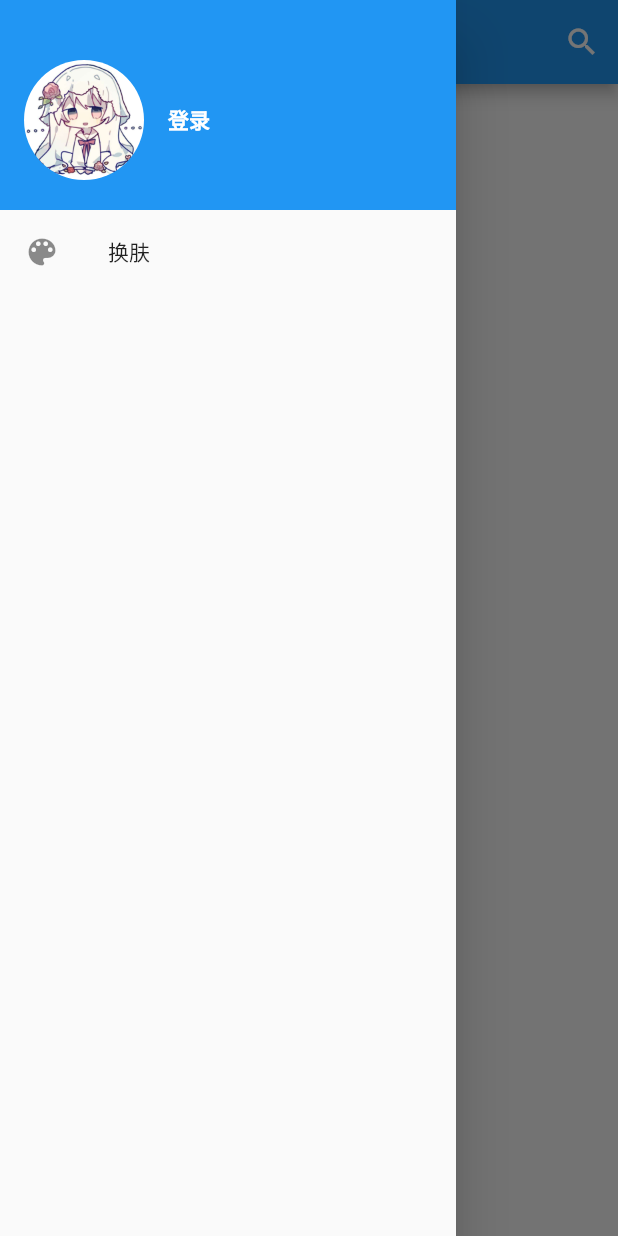
After one commit to AzusaChino/iris-flutter, a Flutter app: the screen it shows after launch, with the side drawer open, on a phone screen of 412 x 824 dp. The commit adds this screen. Run offline on Flutter 3.47's test engine with Material 2 defaults, Android fonts, the phone set to English and light mode, and no system bars; our stand-ins replace dio, shared_preferences; missing offline and left inert: shared_preferences_web.

Commit message:
clear basic functions

```diff
--- a/lib/common/global.dart
+++ b/lib/common/global.dart
@@ -40,7 +40,6 @@ class Global {
     HttpUtil.init();
   }
 
-  static void saveProfile() {
-    _prefs.setString("profile", jsonEncode(profile.toJson()));
-  }
+  static saveProfile() =>
+      _prefs.setString("profile", jsonEncode(profile.toJson()));
 }
--- a/lib/main.dart
+++ b/lib/main.dart
@@ -28,8 +28,8 @@ class App extends StatelessWidget {
             theme: ThemeData(primarySwatch: themeModel.theme),
             home: HomePage(), // 首页
             routes: {
-              "/login": (ctx) => LoginPage(), // 登录页
-              "/themes": (ctx) => ThemeChangePage() // 主题色切换页
+              "/login": (context) => LoginPage(), // 登录页
+              "/themes": (context) => ThemeChangePage() // 主题色切换页
             },
           );
         },
--- a/lib/model/user.dart
+++ b/lib/model/user.dart
@@ -11,6 +11,7 @@ class User {
   factory User.fromJson(Map<String, dynamic> json) {
     return User()
       ..username = json['username']
+      ..email = json['email']
       ..avatar = json['avatar']
       ..vip = json['vip']
       ..status = json['status'];
--- /dev/null
+++ b/lib/ui/home/drawer.dart
@@ -0,0 +1,100 @@
+import 'package:flutter/material.dart';
+import 'package:iris/provider/user_model.dart';
+import 'package:provider/provider.dart';
+
+class MyDrawer extends StatelessWidget {
+  const MyDrawer({Key key}) : super(key: key);
+
+  @override
+  Widget build(BuildContext context) {
+    return Drawer(
+      child: MediaQuery.removePadding(
+          context: context,
+          removeTop: true,
+          child: Column(
+            crossAxisAlignment: CrossAxisAlignment.start,
+            children: [_buildHeader(), Expanded(child: _buildMenus())],
+          )),
+    );
+  }
+
+  Widget _buildHeader() {
+    return Consumer<UserModel>(
+      builder: (BuildContext ctx, UserModel model, Widget child) {
+        return GestureDetector(
+          child: Container(
+            color: Theme.of(ctx).primaryColor,
+            padding: EdgeInsets.only(top: 40, bottom: 20),
+            child: Row(
+              children: [
+                Padding(
+                    padding: EdgeInsets.symmetric(horizontal: 16.0),
+                    child: ClipOval(
+                      child: Image.asset("imgs/avatar-default.jpg", width: 80),
+                    )),
+                // child: model.isLogin
+                //     ? Image.network(model.user.avatar, width: 80)
+                //     : Image.asset("imgs/avatar-default.jpg",
+                //         width: 80))),
+                Text(model.isLogin ? model.user.username : "登录",
+                    style: TextStyle(
+                        fontWeight: FontWeight.bold, color: Colors.white))
+              ],
+            ),
+          ),
+          onTap: () {
+            if (!model.isLogin) {
+              Navigator.of(ctx).pushNamed("/login");
+            }
+          },
+        );
+      },
+    );
+  }
+
+  Widget _buildMenus() {
+    return Consumer<UserModel>(
+      builder: (BuildContext context, UserModel userModel, Widget child) {
+        return ListView(
+          children: <Widget>[
+            ListTile(
+              leading: Icon(Icons.color_lens),
+              title: Text("换肤"),
+              onTap: () => Navigator.of(context).pushNamed("/themes"),
+            ),
+            if (userModel.isLogin)
+              ListTile(
+                leading: Icon(Icons.power_settings_new),
+                title: Text("注销"),
+                onTap: () {
+                  showDialog(
+                    context: context,
+                    builder: (ctx) {
+                      //退出账号前先弹二次确认窗
+                      return AlertDialog(
+                        content: Text("确认退出吗?"),
+                        actions: <Widget>[
+                          TextButton(
+                            child: Text("取消"),
+                            onPressed: () => Navigator.pop(context),
+                          ),
+                          TextButton(
+                            child: Text("确定"),
+                            onPressed: () {
+                              //该赋值语句会触发MaterialApp rebuild
+                              userModel.user = null;
+                              Navigator.pop(context);
+                            },
+                          ),
+                        ],
+                      );
+                    },
+                  );
+                },
+              ),
+          ],
+        );
+      },
+    );
+  }
+}
--- a/lib/ui/home/section_list_item.dart
+++ b/lib/ui/home/section_list_item.dart
@@ -16,7 +16,7 @@ class SectionListItem extends StatelessWidget {
         padding: EdgeInsets.only(top: 8, right: 8, left: 8),
         child: Card(
           child: InkWell(
-            splashColor: Colors.blue.withAlpha(30),
+            splashColor: Theme.of(ctx).splashColor.withAlpha(30),
             onTap: () => onTapped(section),
             child: SizedBox(
               height: 100,
--- a/lib/utils/http_util.dart
+++ b/lib/utils/http_util.dart
@@ -7,7 +7,7 @@ import 'package:iris/model/index.dart';
 
 // 手机环境下，有自己的一套网络环境，不能直接使用localhost
 // const baseUrl = 'http://10.3.23.16:3333/api';
-const baseUrl = 'http://127.0.0.1/3333/api';
+const baseUrl = 'http://localhost:3333/api';
 
 class HttpUtil {
   static Dio dio = new Dio(BaseOptions(
@@ -15,7 +15,7 @@ class HttpUtil {
       connectTimeout: 10000,
       receiveTimeout: 5000,
       responseType: ResponseType.json));
-  BaseOptions options;
+  Options _options;
 
   static void init() {
     dio.options.headers[HttpHeaders.authorizationHeader] =
@@ -73,8 +73,14 @@ class HttpUtil {
         .toList();
   }
 
-  Future<List<Record>> getRecordList(String sid) async {
-    var r = await dio.get("/$sid/record");
+  Future<List<Record>> getRecordList(
+      {String sid, Map<String, dynamic> params, refresh = false}) async {
+    if (refresh) {
+      _options.extra.addAll({"refresh": true, "list": true});
+    }
+    var r = await dio.get("/$sid/record",
+        queryParameters: params, options: _options);
+
     if (r.statusCode != 200) {
       throw CommonError("获取record信息失败");
     }
```
Also changed, not shown: lib/model/profile.dart (+5 -5 lines), lib/ui/home/index.dart (+2 -93 lines), lib/ui/record/index.dart (+10 -0 lines), lib/ui/section/index.dart (+9 -5 lines), lib/ui/section/record_item.dart (+21 -21 lines), lib/ui/themes/index.dart (+4 -4 lines).
